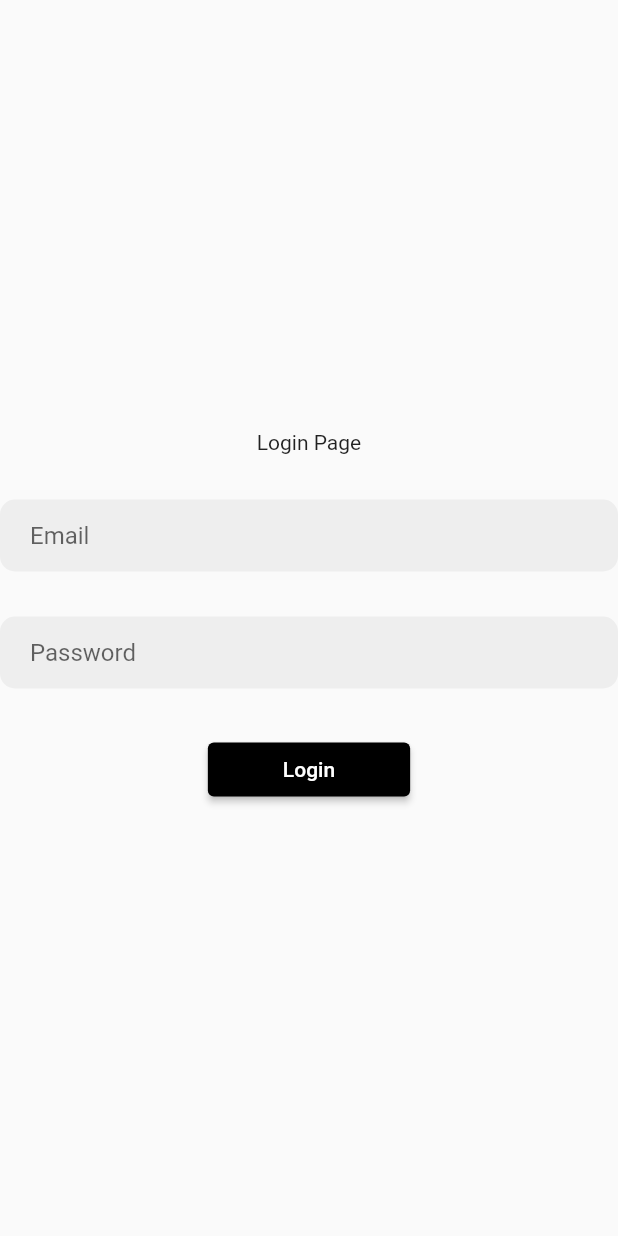
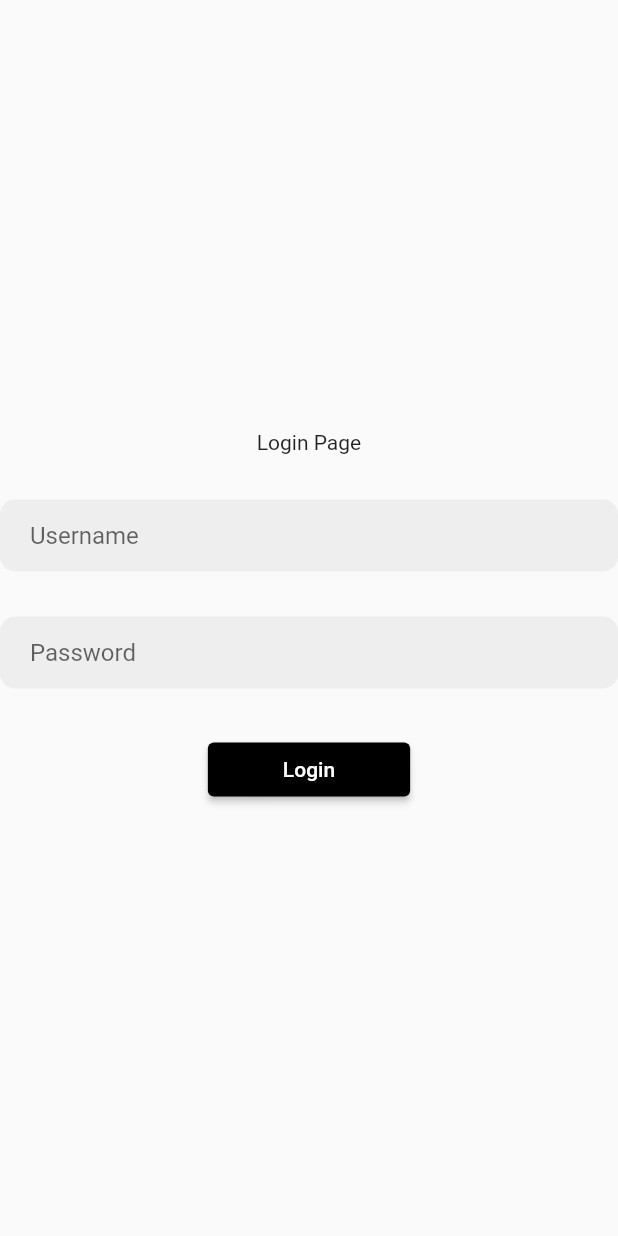
Before and after one commit to loctan321/fa23_osip, a Flutter app: the LoginScreen screen opened directly, on a phone screen of 412 x 824 dp. Run offline on Flutter 3.47's test engine with Material 2 defaults, Android fonts, the phone set to English and light mode, and no system bars; our stand-ins replace logger.

Commit message:
add http,logger dependencies and modified login screen

```diff
--- a/lib/screens/login_screen.dart
+++ b/lib/screens/login_screen.dart
@@ -1,5 +1,7 @@
 import 'package:flutter/material.dart';
 import 'package:optimizing_stock_investment_portfolio/screens/widgets/input_widget.dart';
+import 'package:http/http.dart' as http;
+import 'package:logger/logger.dart';
 
 class LoginScreen extends StatefulWidget {
   const LoginScreen({super.key});
@@ -9,44 +11,66 @@ class LoginScreen extends StatefulWidget {
 }
 
 class _LoginScreenState extends State<LoginScreen> {
-
-  final TextEditingController _emailController = TextEditingController();
+  final TextEditingController _usernameController = TextEditingController();
 
   final TextEditingController _passwordController = TextEditingController();
 
+  final Logger _logger = Logger();
+
+  Future<void> _login() async {
+    final username = _usernameController.text;
+    final password = _passwordController.text;
+
+    final url = Uri.parse('API_ENDPOINT');
+    final response = await http.post(
+      url,
+      body: {
+        'username': username,
+        'password': password,
+      },
+    );
+
+    if (response.statusCode == 200) {
+      // Login successful, handle response here
+      _logger.i('Login successful');
+    } else {
+      // Login failed, handle error here
+      _logger.e('Login failed');
+    }
+  }
 
   @override
   Widget build(BuildContext context) {
-    return  Scaffold(
+    return Scaffold(
       body: Center(
-      child: Column(
-        mainAxisAlignment: MainAxisAlignment.center,
-        children: [
-
+        child: Column(mainAxisAlignment: MainAxisAlignment.center, children: [
           const Text('Login Page'),
-        const SizedBox(height: 30,),
+          const SizedBox(
+            height: 30,
+          ),
           InputWidget(
-        hintText: 'Email',
+            hintText: 'Username',
             obscureTex: false,
-        controller: _emailController,
+            controller: _usernameController,
           ),
-       const SizedBox(height: 30,),
+          const SizedBox(
+            height: 30,
+          ),
           InputWidget(
             hintText: 'Password',
             obscureTex: true,
             controller: _passwordController,
-
-
           ),
-        const SizedBox(height: 30,),
+          const SizedBox(
+            height: 30,
+          ),
           ElevatedButton(
-          onPressed: (){},
-           child: const Text('Login'),
+            onPressed: () {},
             style: ElevatedButton.styleFrom(
                 backgroundColor: Colors.black,
-            padding: const EdgeInsets.symmetric(horizontal: 50)
-           ),)
-
+                padding: const EdgeInsets.symmetric(horizontal: 50)),
+            child: const Text('Login'),
+          )
         ]),
       ),
     );
--- a/pubspec.yaml
+++ b/pubspec.yaml
@@ -30,6 +30,8 @@ environment:
 dependencies:
   flutter:
     sdk: flutter
+  http: ^1.1.0
+  logger: ^2.0.2+1
 
 
   # The following adds the Cupertino Icons font to your application.
```
Also changed, not shown: pubspec.lock. Lines whose indentation alone changed are shown as unchanged.
